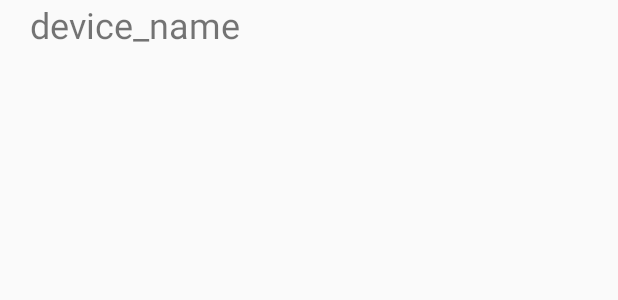
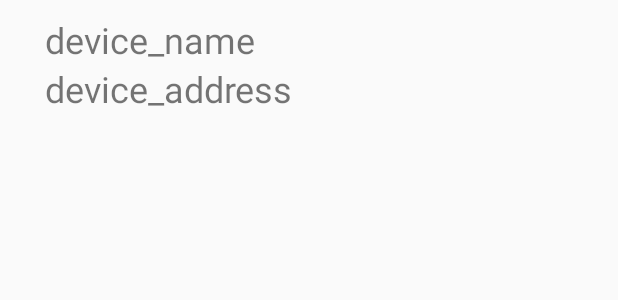
Before and after one commit to kuochunchang/bluetooth_app_template, an Android app: the layout bluetooth_device_list_item.xml on its own in the app's theme, with its tools: preview values and no code run, on a phone screen of 412 x 824 dp. Shown: the top 300 px of the screen. Run offline under Robolectric (Android 15) with nearby library versions, the phone set to English and light mode, and no system bars.

Commit message:
add selected device information persistent features

```diff
--- a/app/src/main/java/com/example/guojun/my_bluetooth_app/db/ConfigurationDao.java
+++ b/app/src/main/java/com/example/guojun/my_bluetooth_app/db/ConfigurationDao.java
@@ -11,12 +11,12 @@ import java.util.List;
 @Dao
 public interface ConfigurationDao {
     @Query("select * from configurations")
-    LiveData<List<ConfigurationEntity>> getAll();
+    List<ConfigurationEntity> getAll();
 
     @Query("select * from configurations where name = :name")
-    LiveData<ConfigurationEntity> getConfiguration(String name);
+    ConfigurationEntity getConfiguration(String name);
 
     @Insert(onConflict = OnConflictStrategy.REPLACE)
-    void update(ConfigurationEntity entity);
+    Long update(ConfigurationEntity entity);
 
 }
--- a/app/src/main/java/com/example/guojun/my_bluetooth_app/db/ConfigurationEntity.java
+++ b/app/src/main/java/com/example/guojun/my_bluetooth_app/db/ConfigurationEntity.java
@@ -8,6 +8,12 @@ import com.example.guojun.my_bluetooth_app.model.Configuration;
 
 @Entity(tableName = "configurations")
 public class ConfigurationEntity implements Configuration {
+
+    public ConfigurationEntity(@NonNull String name, String value) {
+        this.name = name;
+        this.value = value;
+    }
+
     @PrimaryKey
     @NonNull
     private String name;
--- a/app/src/main/java/com/example/guojun/my_bluetooth_app/model/Configuration.java
+++ b/app/src/main/java/com/example/guojun/my_bluetooth_app/model/Configuration.java
@@ -1,7 +1,7 @@
 package com.example.guojun.my_bluetooth_app.model;
 
 public interface Configuration {
-    String BLUETOOTH_DEVICE_NAME_PARAM_NAME = "bluetooth_device_name";
+    String BLUETOOTH_DEVICE_ADDRESS = "bluetooth_device_address";
 
     public String getName();
 
--- a/app/src/main/res/layout/bluetooth_device_list_item.xml
+++ b/app/src/main/res/layout/bluetooth_device_list_item.xml
@@ -1,15 +1,32 @@
 <?xml version="1.0" encoding="utf-8"?>
-<!--  Single List Item Design -->
+<LinearLayout xmlns:android="http://schemas.android.com/apk/res/android"
+    xmlns:tools="http://schemas.android.com/tools"
+    android:layout_width="match_parent"
+    android:layout_height="wrap_content"
+    android:orientation="vertical"
+    android:padding="10dp">
 
 
     <TextView xmlns:android="http://schemas.android.com/apk/res/android"
-    xmlns:app="http://schemas.android.com/apk/res-auto"
-    xmlns:tools="http://schemas.android.com/tools"
         android:id="@+id/btName"
-    android:layout_width="match_parent"
+        android:layout_width="wrap_content"
         android:layout_height="wrap_content"
-    android:layout_alignParentLeft="true"
+        android:layout_alignParentStart="true"
         android:layout_alignParentTop="true"
-    android:layout_marginLeft="20dp"
+        android:layout_marginStart="20dp"
         android:text="device_name"
         android:textSize="24sp"></TextView>
+
+
+    <TextView xmlns:android="http://schemas.android.com/apk/res/android"
+        android:id="@+id/btAddress"
+        android:layout_width="wrap_content"
+        android:layout_height="wrap_content"
+        android:layout_marginStart="20dp"
+        android:text="device_address"
+        android:textSize="24sp"
+        tools:layout_width="wrap_content"></TextView>
+
+
+
+</LinearLayout>
--- a/app/src/main/res/menu/menu_main.xml
+++ b/app/src/main/res/menu/menu_main.xml
@@ -5,6 +5,6 @@
     <item
         android:id="@+id/bluetooth_device_settings"
         android:orderInCategory="100"
-        android:title="@string/action_settings"
+        android:title="@string/mana_item_select_device"
         app:showAsAction="never" />
 </menu>
--- a/app/src/main/res/values/strings.xml
+++ b/app/src/main/res/values/strings.xml
@@ -1,6 +1,6 @@
 <resources>
     <string name="app_name">my_bluetooth_app</string>
-    <string name="action_settings">Settings</string>
+    <string name="mana_item_select_device">Select device</string>
     <string name="title_activity_device_list">Settings</string>
 
     <!-- Strings related to Settings -->
```
Also changed, not shown: app/src/main/java/com/example/guojun/my_bluetooth_app/BluetoothDeviceSelectActivity.java (+132 -6 lines), app/src/main/java/com/example/guojun/my_bluetooth_app/MainActivity.java (+29 -16 lines), app/src/main/java/com/example/guojun/my_bluetooth_app/PreparedBluetoothDevices.java (renamed from app/src/main/java/com/example/guojun/my_bluetooth_app/PrepairedBluetoothDevices.java, +16 -9 lines). Lines whose indentation alone changed are shown as unchanged.
